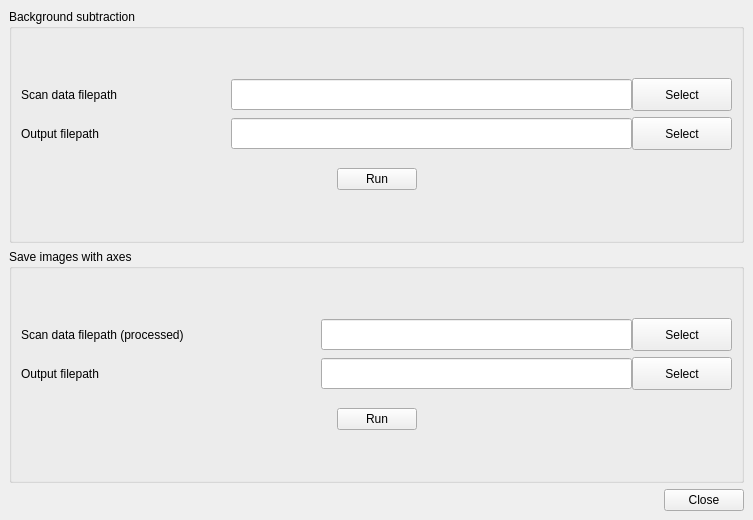
The window that PostProcessing/ParticleScanAnalysis/ParticleScanAnalysisWindow.ui (mjh250/Matt-Scripts) describes before a commit, drawn with Qt 5.
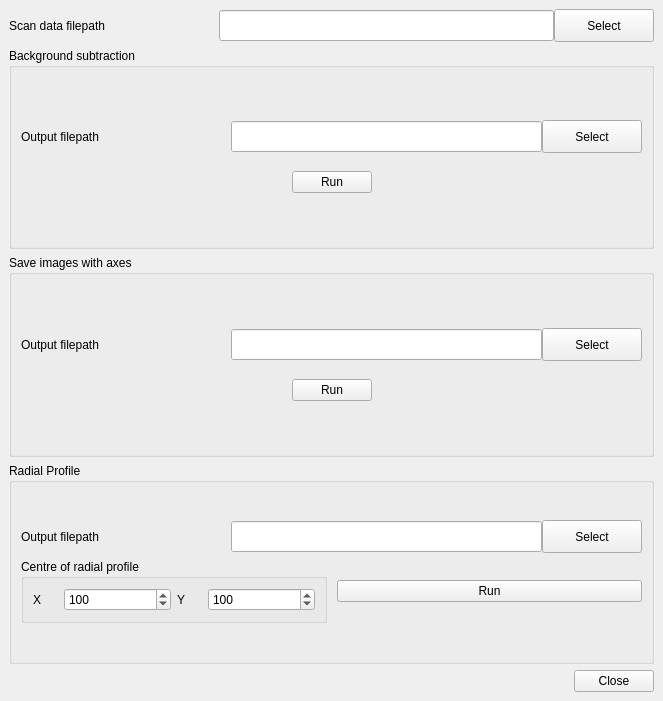
The same window after the commit.

Commit message:
Update ParticleScanAnalysis and Add PlotCounts
Creation of many different codes for analysing particle scans and
particle time scans. Add codes for plotting total counts as a function
of time and raman scattering profile.

Diff of the .ui file:
```diff
--- a/PostProcessing/ParticleScanAnalysis/ParticleScanAnalysisWindow.ui
+++ b/PostProcessing/ParticleScanAnalysis/ParticleScanAnalysisWindow.ui
@@ -6,8 +6,8 @@
    <rect>
     <x>0</x>
     <y>0</y>
-    <width>753</width>
-    <height>520</height>
+    <width>663</width>
+    <height>701</height>
    </rect>
   </property>
   <property name="windowTitle">
@@ -16,16 +16,7 @@
   <widget class="QWidget" name="centralwidget">
    <layout class="QVBoxLayout" name="verticalLayout_2">
     <item>
-     <widget class="QGroupBox" name="grpBackgroundSubtraction">
-      <property name="title">
-       <string>Background subtraction</string>
-      </property>
-      <layout class="QVBoxLayout" name="verticalLayout_3">
-       <item>
-        <layout class="QVBoxLayout" name="verticalLayout">
-         <property name="spacing">
-          <number>6</number>
-         </property>
+     <layout class="QVBoxLayout" name="verticalLayout_8">
          <item>
           <layout class="QHBoxLayout" name="horizontalLayout_2">
            <property name="spacing">
@@ -108,6 +99,19 @@
            </item>
           </layout>
          </item>
+     </layout>
+    </item>
+    <item>
+     <widget class="QGroupBox" name="grpBackgroundSubtraction">
+      <property name="title">
+       <string>Background subtraction</string>
+      </property>
+      <layout class="QVBoxLayout" name="verticalLayout_3">
+       <item>
+        <layout class="QVBoxLayout" name="verticalLayout">
+         <property name="spacing">
+          <number>6</number>
+         </property>
          <item>
           <layout class="QHBoxLayout" name="horizontalLayout_4">
            <property name="spacing">
@@ -204,6 +208,12 @@
            </item>
            <item>
             <widget class="QPushButton" name="btnRun">
+             <property name="sizePolicy">
+              <sizepolicy hsizetype="Minimum" vsizetype="Fixed">
+               <horstretch>0</horstretch>
+               <verstretch>0</verstretch>
+              </sizepolicy>
+             </property>
              <property name="text">
               <string>Run</string>
              </property>
@@ -240,88 +250,6 @@
          <property name="spacing">
           <number>6</number>
          </property>
-         <item>
-          <layout class="QHBoxLayout" name="horizontalLayout_5">
-           <property name="spacing">
-            <number>0</number>
-           </property>
-           <item>
-            <widget class="QLabel" name="lblScanDataFilepathSWA">
-             <property name="sizePolicy">
-              <sizepolicy hsizetype="Fixed" vsizetype="Preferred">
-               <horstretch>0</horstretch>
-               <verstretch>0</verstretch>
-              </sizepolicy>
-             </property>
-             <property name="minimumSize">
-              <size>
-               <width>300</width>
-               <height>0</height>
-              </size>
-             </property>
-             <property name="maximumSize">
-              <size>
-               <width>210</width>
-               <height>16777215</height>
-              </size>
-             </property>
-             <property name="cursor">
-              <cursorShape>UpArrowCursor</cursorShape>
-             </property>
-             <property name="text">
-              <string>Scan data filepath (processed)</string>
-             </property>
-             <property name="scaledContents">
-              <bool>false</bool>
-             </property>
-             <property name="wordWrap">
-              <bool>false</bool>
-             </property>
-            </widget>
-           </item>
-           <item>
-            <widget class="QLineEdit" name="txtScanDataFilepathSWA">
-             <property name="sizePolicy">
-              <sizepolicy hsizetype="Preferred" vsizetype="Fixed">
-               <horstretch>0</horstretch>
-               <verstretch>0</verstretch>
-              </sizepolicy>
-             </property>
-             <property name="minimumSize">
-              <size>
-               <width>275</width>
-               <height>31</height>
-              </size>
-             </property>
-            </widget>
-           </item>
-           <item>
-            <widget class="QPushButton" name="btnScanDataSelectSWA">
-             <property name="sizePolicy">
-              <sizepolicy hsizetype="Fixed" vsizetype="Fixed">
-               <horstretch>0</horstretch>
-               <verstretch>0</verstretch>
-              </sizepolicy>
-             </property>
-             <property name="minimumSize">
-              <size>
-               <width>100</width>
-               <height>33</height>
-              </size>
-             </property>
-             <property name="maximumSize">
-              <size>
-               <width>100</width>
-               <height>33</height>
-              </size>
-             </property>
-             <property name="text">
-              <string>Select</string>
-             </property>
-            </widget>
-           </item>
-          </layout>
-         </item>
          <item>
           <layout class="QHBoxLayout" name="horizontalLayout_6">
            <property name="spacing">
@@ -340,7 +268,7 @@
              </property>
              <property name="minimumSize">
               <size>
-               <width>300</width>
+               <width>210</width>
                <height>0</height>
               </size>
              </property>
@@ -443,6 +371,195 @@
       </layout>
      </widget>
     </item>
+    <item>
+     <widget class="QGroupBox" name="groupBox">
+      <property name="title">
+       <string>Radial Profile</string>
+      </property>
+      <layout class="QVBoxLayout" name="verticalLayout_7">
+       <item>
+        <layout class="QVBoxLayout" name="verticalLayout_6">
+         <property name="spacing">
+          <number>6</number>
+         </property>
+         <property name="topMargin">
+          <number>0</number>
+         </property>
+         <item>
+          <layout class="QHBoxLayout" name="horizontalLayout_10">
+           <property name="spacing">
+            <number>0</number>
+           </property>
+           <property name="topMargin">
+            <number>0</number>
+           </property>
+           <item>
+            <widget class="QLabel" name="lblOutputFilepathRadial">
+             <property name="sizePolicy">
+              <sizepolicy hsizetype="Fixed" vsizetype="Preferred">
+               <horstretch>0</horstretch>
+               <verstretch>0</verstretch>
+              </sizepolicy>
+             </property>
+             <property name="minimumSize">
+              <size>
+               <width>210</width>
+               <height>0</height>
+              </size>
+             </property>
+             <property name="maximumSize">
+              <size>
+               <width>210</width>
+               <height>16777215</height>
+              </size>
+             </property>
+             <property name="text">
+              <string>Output filepath</string>
+             </property>
+            </widget>
+           </item>
+           <item>
+            <widget class="QLineEdit" name="txtOutputFilepathRadial">
+             <property name="sizePolicy">
+              <sizepolicy hsizetype="Preferred" vsizetype="Fixed">
+               <horstretch>0</horstretch>
+               <verstretch>0</verstretch>
+              </sizepolicy>
+             </property>
+             <property name="minimumSize">
+              <size>
+               <width>275</width>
+               <height>31</height>
+              </size>
+             </property>
+            </widget>
+           </item>
+           <item>
+            <widget class="QPushButton" name="btnOutputSelectRadial">
+             <property name="sizePolicy">
+              <sizepolicy hsizetype="Fixed" vsizetype="Fixed">
+               <horstretch>0</horstretch>
+               <verstretch>0</verstretch>
+              </sizepolicy>
+             </property>
+             <property name="minimumSize">
+              <size>
+               <width>100</width>
+               <height>33</height>
+              </size>
+             </property>
+             <property name="text">
+              <string>Select</string>
+             </property>
+            </widget>
+           </item>
+          </layout>
+         </item>
+         <item>
+          <layout class="QHBoxLayout" name="horizontalLayout_8">
+           <property name="spacing">
+            <number>0</number>
+           </property>
+           <property name="topMargin">
+            <number>0</number>
+           </property>
+           <item>
+            <widget class="QGroupBox" name="groupBox_2">
+             <property name="title">
+              <string>Centre of radial profile</string>
+             </property>
+             <layout class="QHBoxLayout" name="horizontalLayout_11">
+              <item>
+               <widget class="QLabel" name="lblRadialCentreX">
+                <property name="sizePolicy">
+                 <sizepolicy hsizetype="Fixed" vsizetype="Preferred">
+                  <horstretch>0</horstretch>
+                  <verstretch>0</verstretch>
+                 </sizepolicy>
+                </property>
+                <property name="minimumSize">
+                 <size>
+                  <width>25</width>
+                  <height>0</height>
+                 </size>
+                </property>
+                <property name="text">
+                 <string>X</string>
+                </property>
+               </widget>
+              </item>
+              <item>
+               <widget class="QSpinBox" name="spnRadialCentreX">
+                <property name="maximum">
+                 <number>999</number>
+                </property>
+                <property name="value">
+                 <number>100</number>
+                </property>
+               </widget>
+              </item>
+              <item>
+               <widget class="QLabel" name="lblRadialCentreY">
+                <property name="sizePolicy">
+                 <sizepolicy hsizetype="Fixed" vsizetype="Preferred">
+                  <horstretch>0</horstretch>
+                  <verstretch>0</verstretch>
+                 </sizepolicy>
+                </property>
+                <property name="minimumSize">
+                 <size>
+                  <width>25</width>
+                  <height>0</height>
+                 </size>
+                </property>
+                <property name="text">
+                 <string>Y</string>
+                </property>
+               </widget>
+              </item>
+              <item>
+               <widget class="QSpinBox" name="spnRadialCentreY">
+                <property name="maximum">
+                 <number>999</number>
+                </property>
+                <property name="value">
+                 <number>100</number>
+                </property>
+               </widget>
+              </item>
+             </layout>
+            </widget>
+           </item>
+           <item>
+            <spacer name="horizontalSpacer_8">
+             <property name="orientation">
+              <enum>Qt::Horizontal</enum>
+             </property>
+             <property name="sizeType">
+              <enum>QSizePolicy::Fixed</enum>
+             </property>
+             <property name="sizeHint" stdset="0">
+              <size>
+               <width>10</width>
+               <height>20</height>
+              </size>
+             </property>
+            </spacer>
+           </item>
+           <item>
+            <widget class="QPushButton" name="btnRunRadialProfile">
+             <property name="text">
+              <string>Run</string>
+             </property>
+            </widget>
+           </item>
+          </layout>
+         </item>
+        </layout>
+       </item>
+      </layout>
+     </widget>
+    </item>
     <item>
      <layout class="QHBoxLayout" name="horizontalLayout_3">
       <property name="topMargin">
```
Lines whose indentation alone changed are shown as unchanged. The commit also changes 19 other files.
